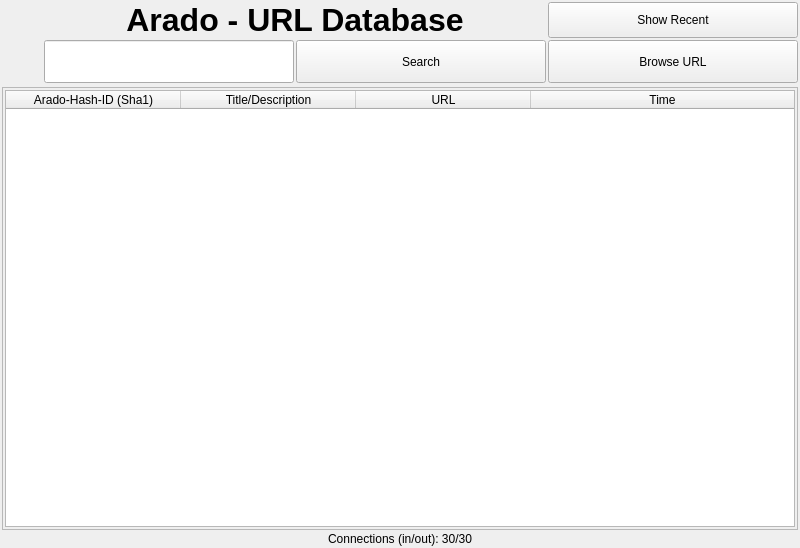
This is ui/url-display.ui in berndhs/arado as Qt 5 draws it before an edit. The edited form follows.
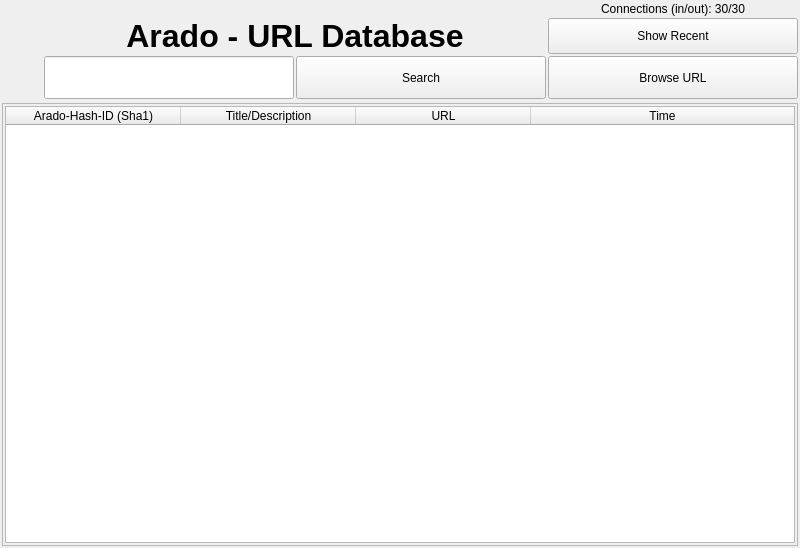
This is the edited form. Icons and pictures are not drawn.

Commit message: info line moved.

Patch:
```diff
--- a/ui/url-display.ui
+++ b/ui/url-display.ui
@@ -20,7 +20,7 @@
    <string>Arado Url Display</string>
   </property>
   <layout class="QGridLayout" name="gridLayout">
-   <item row="0" column="0" rowspan="3">
+   <item row="1" column="0" rowspan="3">
     <widget class="QPushButton" name="addUrlButton">
      <property name="sizePolicy">
       <sizepolicy hsizetype="Fixed" vsizetype="Fixed">
@@ -49,7 +49,7 @@
      </property>
     </widget>
    </item>
-   <item row="0" column="1" colspan="2">
+   <item row="1" column="1" colspan="2">
     <widget class="QLabel" name="label">
      <property name="sizePolicy">
       <sizepolicy hsizetype="Expanding" vsizetype="Expanding">
@@ -81,7 +81,7 @@
      </property>
     </widget>
    </item>
-   <item row="3" column="0" colspan="4">
+   <item row="5" column="0" colspan="4">
     <widget class="QScrollArea" name="scrollArea">
      <property name="sizePolicy">
       <sizepolicy hsizetype="Expanding" vsizetype="Expanding">
@@ -98,7 +98,7 @@
         <x>0</x>
         <y>0</y>
         <width>780</width>
-        <height>399</height>
+        <height>405</height>
        </rect>
       </property>
       <property name="sizePolicy">
@@ -178,29 +178,7 @@
      </widget>
     </widget>
    </item>
-   <item row="4" column="0" colspan="4">
-    <widget class="QLabel" name="bottomLabel">
-     <property name="sizePolicy">
-      <sizepolicy hsizetype="Expanding" vsizetype="Preferred">
-       <horstretch>0</horstretch>
-       <verstretch>0</verstretch>
-      </sizepolicy>
-     </property>
-     <property name="toolTip">
-      <string>Shows how many incoming and outgoing connections are established (maximum = 30). If connections = 0, please add one online IP+Port and press the boot button to connect and fill the IP-cache.</string>
-     </property>
-     <property name="layoutDirection">
-      <enum>Qt::LeftToRight</enum>
-     </property>
-     <property name="text">
-      <string>Connections (in/out): 30/30</string>
-     </property>
-     <property name="alignment">
-      <set>Qt::AlignCenter</set>
-     </property>
-    </widget>
-   </item>
-   <item row="0" column="3">
+   <item row="1" column="3">
     <widget class="QPushButton" name="recentButton">
      <property name="sizePolicy">
       <sizepolicy hsizetype="Expanding" vsizetype="Expanding">
@@ -226,7 +204,7 @@
      </property>
     </widget>
    </item>
-   <item row="1" column="3">
+   <item row="2" column="3">
     <widget class="QPushButton" name="openUrlButton">
      <property name="sizePolicy">
       <sizepolicy hsizetype="Expanding" vsizetype="Expanding">
@@ -252,7 +230,7 @@
      </property>
     </widget>
    </item>
-   <item row="1" column="1">
+   <item row="2" column="1">
     <widget class="QLineEdit" name="textInput">
      <property name="minimumSize">
       <size>
@@ -262,7 +240,7 @@
      </property>
     </widget>
    </item>
-   <item row="1" column="2">
+   <item row="2" column="2">
     <widget class="QPushButton" name="searchButton">
      <property name="sizePolicy">
       <sizepolicy hsizetype="Expanding" vsizetype="Expanding">
@@ -288,6 +266,28 @@
      </property>
     </widget>
    </item>
+   <item row="0" column="3">
+    <widget class="QLabel" name="bottomLabel">
+     <property name="sizePolicy">
+      <sizepolicy hsizetype="Expanding" vsizetype="Preferred">
+       <horstretch>0</horstretch>
+       <verstretch>0</verstretch>
+      </sizepolicy>
+     </property>
+     <property name="toolTip">
+      <string>Shows how many incoming and outgoing connections are established (maximum = 30). If connections = 0, please add one online IP+Port and press the boot button to connect and fill the IP-cache.</string>
+     </property>
+     <property name="layoutDirection">
+      <enum>Qt::LeftToRight</enum>
+     </property>
+     <property name="text">
+      <string>Connections (in/out): 30/30</string>
+     </property>
+     <property name="alignment">
+      <set>Qt::AlignCenter</set>
+     </property>
+    </widget>
+   </item>
   </layout>
  </widget>
  <layoutdefault spacing="2" margin="2"/>
```
